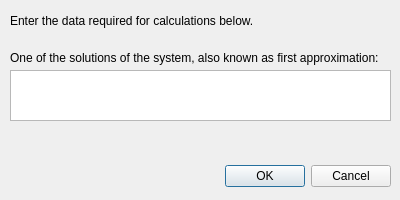
Above: 02_systems/ui/datarequestdialog.ui from vla5924-practice/computational-methods before the change. Below: the same form after it.
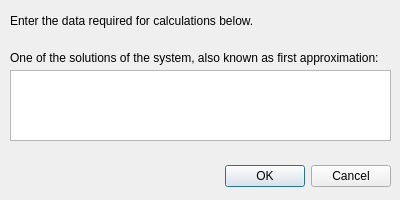
That is the form after the change.

```diff
--- a/02_systems/ui/datarequestdialog.ui
+++ b/02_systems/ui/datarequestdialog.ui
@@ -35,7 +35,7 @@
      <x>10</x>
      <y>70</y>
      <width>381</width>
-     <height>51</height>
+     <height>71</height>
     </rect>
    </property>
   </widget>
```
